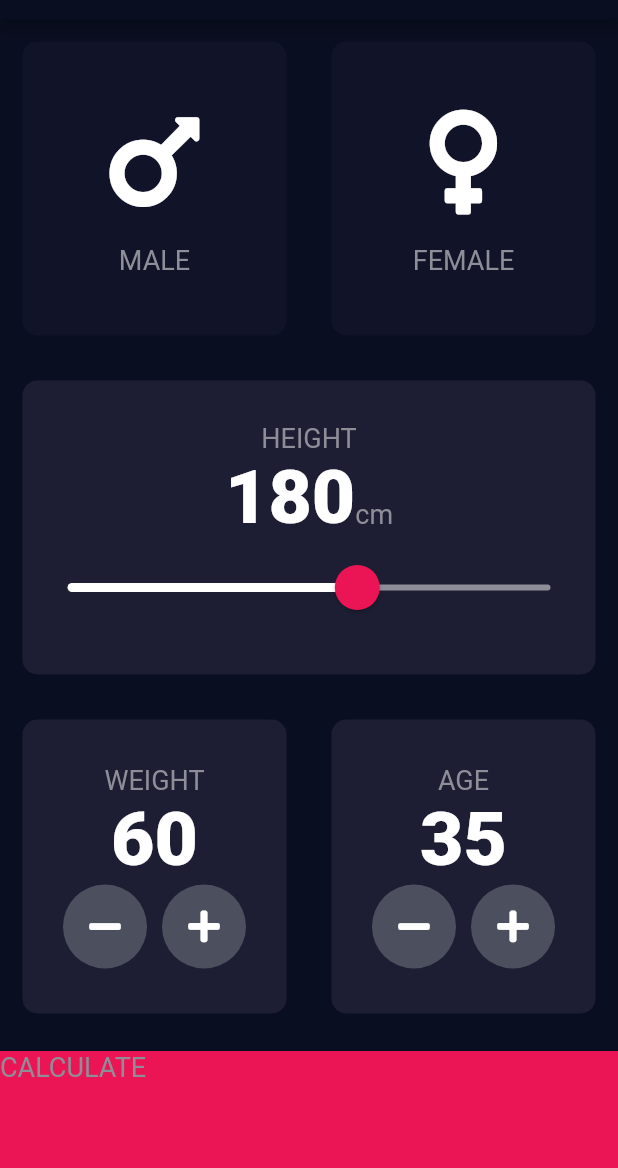
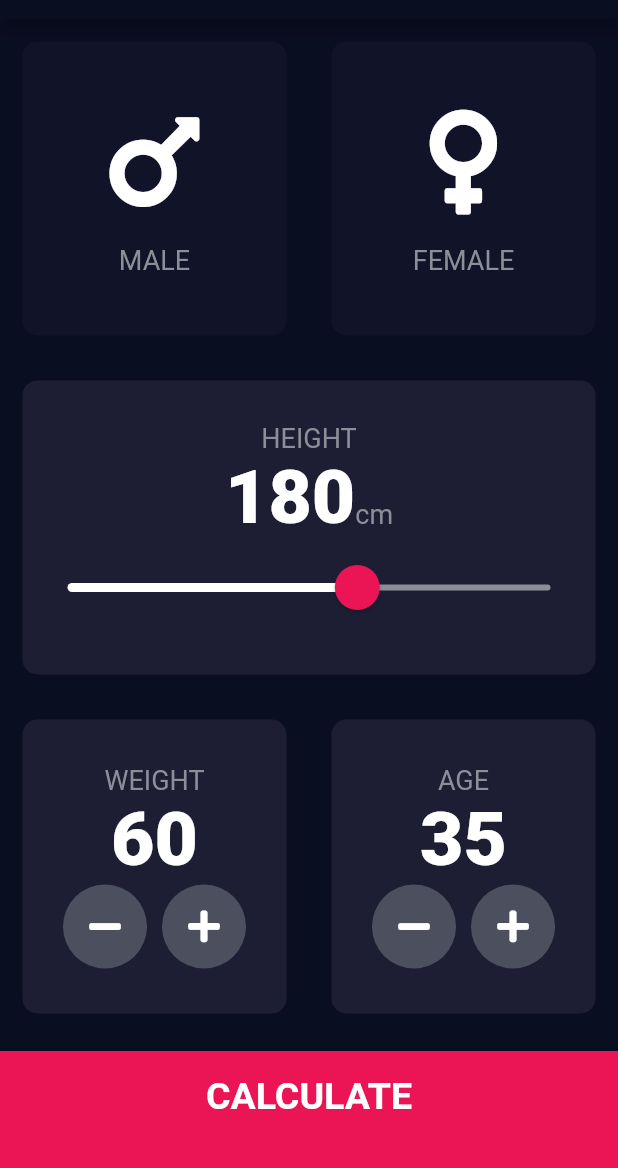
Before and after one commit to maleina/BMI-Calculator, a Flutter app: the screen it shows after launch, on a phone screen of 412 x 824 dp, the part 65-1233 px from its top. Run offline on Flutter 3.47's test engine with Material 2 defaults, Android fonts, the phone set to English and light mode, and no system bars; our stand-ins replace font_awesome_flutter.

Commit message:
feat: Style calculate button on input page

```diff
--- a/lib/constants.dart
+++ b/lib/constants.dart
@@ -16,3 +16,8 @@ const kNumberTextStyle = TextStyle(
   fontSize: 50.0,
   fontWeight: FontWeight.w900,
 );
+
+const kLargeButtonTextStyle = TextStyle(
+  fontSize: 25.0,
+  fontWeight: FontWeight.bold,
+);
--- a/lib/input_page.dart
+++ b/lib/input_page.dart
@@ -225,12 +225,15 @@ class _InputPageState extends State<InputPage> {
               );
             },
             child: Container(
-              child: Text(
-                'CALCULATE',
-                style: kLabelTextStyle,
+              child: Center(
+                child: Text(
+                  'CALCULATE',
+                  style: kLargeButtonTextStyle,
+                ),
               ),
               color: kBottomContainerColor,
               margin: EdgeInsets.only(top: 10.0),
+              padding: EdgeInsets.only(bottom: 20.0),
               width: double.infinity,
               height: kBottomContainerHeight,
             ),
```
